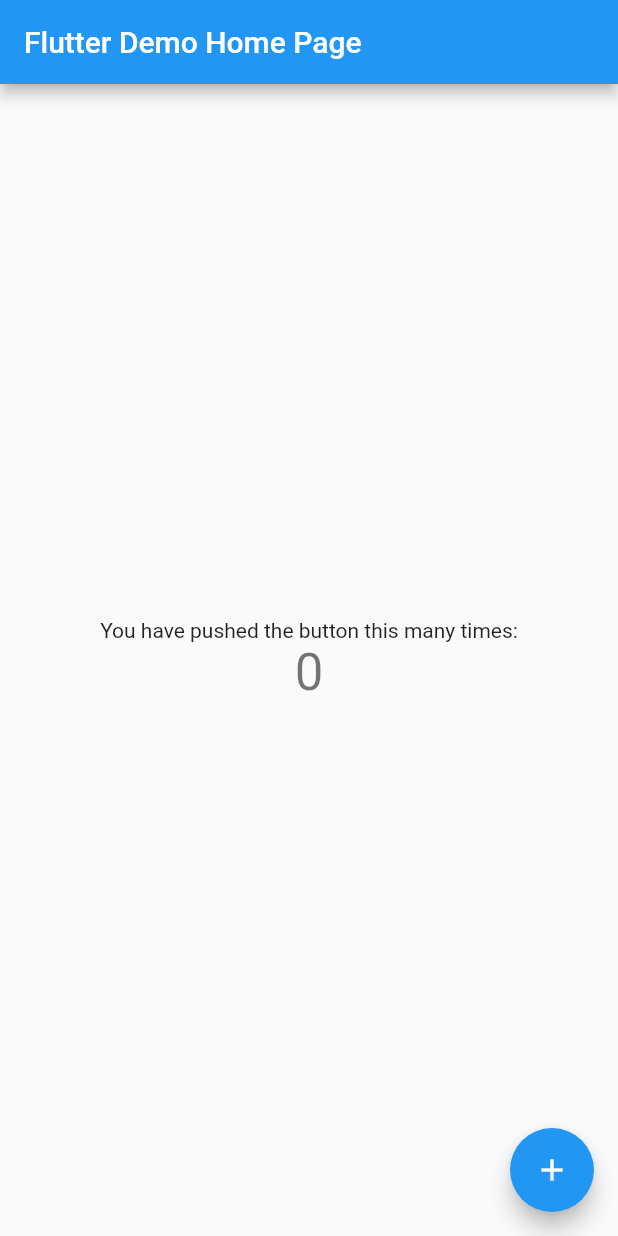
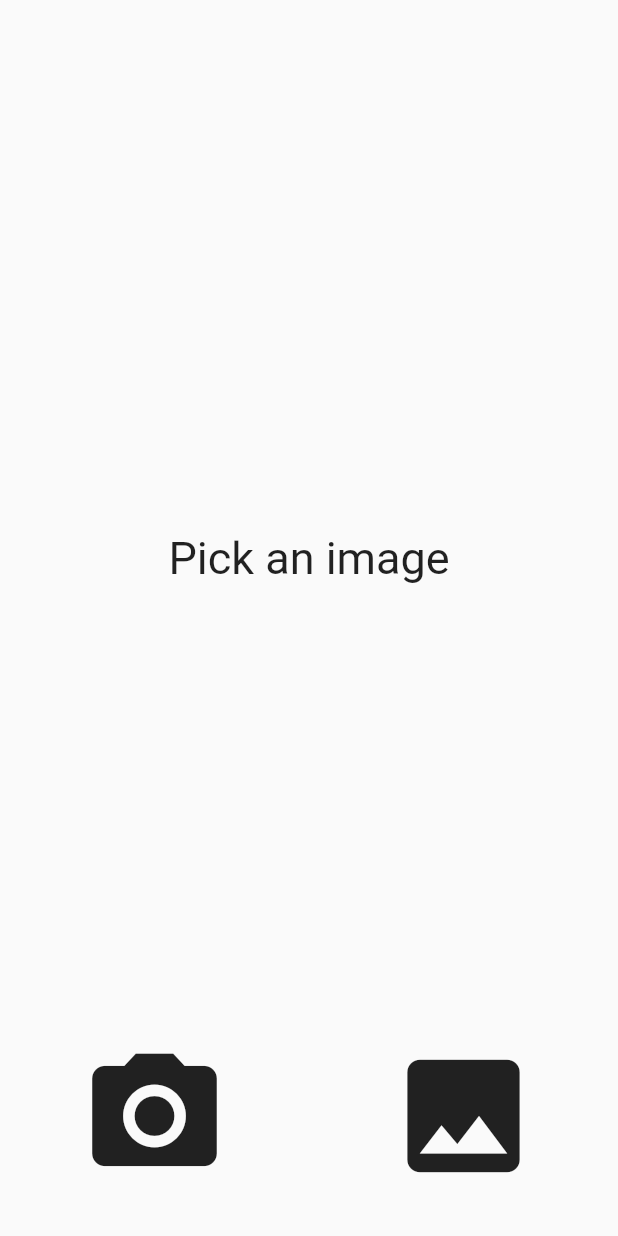
Before and after one commit to ThiagoEvoa/flutter_examples, a Flutter app: the screen it shows after launch, on a phone screen of 412 x 824 dp. Run offline on Flutter 3.47's test engine with Material 2 defaults, Android fonts, the phone set to English and light mode, and no system bars; our stand-ins replace image_picker.

Commit message:
Commit imagepicker

```diff
--- a/example/lib/main.dart
+++ b/example/lib/main.dart
@@ -1,4 +1,7 @@
+import 'dart:io';
+
 import 'package:flutter/material.dart';
+import 'package:image_picker/image_picker.dart';
 
 void main() => runApp(MyApp());
 
@@ -24,38 +27,72 @@ class MyHomePage extends StatefulWidget {
 }
 
 class _MyHomePageState extends State<MyHomePage> {
-  int _counter = 0;
+  File _image;
 
-  void _incrementCounter() {
+  Future _getImageFromCamera() async {
+    var image = await ImagePicker.pickImage(source: ImageSource.camera);
+
     setState(() {
-      _counter++;
+      _image = image;
+    });
+  }
+
+  Future _getImageFromGallery() async {
+    var image = await ImagePicker.pickImage(source: ImageSource.gallery);
+
+    setState(() {
+      _image = image;
     });
   }
 
   @override
   Widget build(BuildContext context) {
-    return Scaffold(
-      appBar: AppBar(
-        title: Text(widget.title),
-      ),
-      body: Center(
-        child: Column(
-          mainAxisAlignment: MainAxisAlignment.center,
-          children: <Widget>[
-            Text(
-              'You have pushed the button this many times:',
+    return Material(
+      child: Column(
+        children: <Widget>[
+          Expanded(
+            child: Container(
+              padding: EdgeInsets.only(top: 50),
+              child: Center(
+                child: Padding(
+                  padding: const EdgeInsets.all(20),
+                  child: _image == null
+                      ? Text(
+                          "Pick an image",
+                          textAlign: TextAlign.center,
+                          style: TextStyle(fontSize: 30),
+                        )
+                      : Image.file(_image),
+                ),
+              ),
             ),
-            Text(
-              '$_counter',
-              style: Theme.of(context).textTheme.display1,
+          ),
+          Padding(
+            padding: const EdgeInsets.only(bottom: 30),
+            child: Row(
+              children: <Widget>[
+                Expanded(
+                  child: InkWell(
+                    onTap: _getImageFromCamera,
+                    child: Icon(
+                      Icons.camera_alt,
+                      size: 100,
+                    ),
+                  ),
+                ),
+                Expanded(
+                  child: InkWell(
+                    onTap: _getImageFromGallery,
+                    child: Icon(
+                      Icons.image,
+                      size: 100,
+                    ),
+                  ),
+                ),
+              ],
             ),
-          ],
-        ),
-      ),
-      floatingActionButton: FloatingActionButton(
-        onPressed: _incrementCounter,
-        tooltip: 'Increment',
-        child: Icon(Icons.add),
+          )
+        ],
       ),
     );
   }
--- a/example/pubspec.yaml
+++ b/example/pubspec.yaml
@@ -19,6 +19,7 @@ environment:
 dependencies:
   flutter:
     sdk: flutter
+  image_picker: ^0.6.2+1
 
   # The following adds the Cupertino Icons font to your application.
   # Use with the CupertinoIcons class for iOS style icons.
```
Also changed, not shown: example/pubspec.lock, 8 other files.
